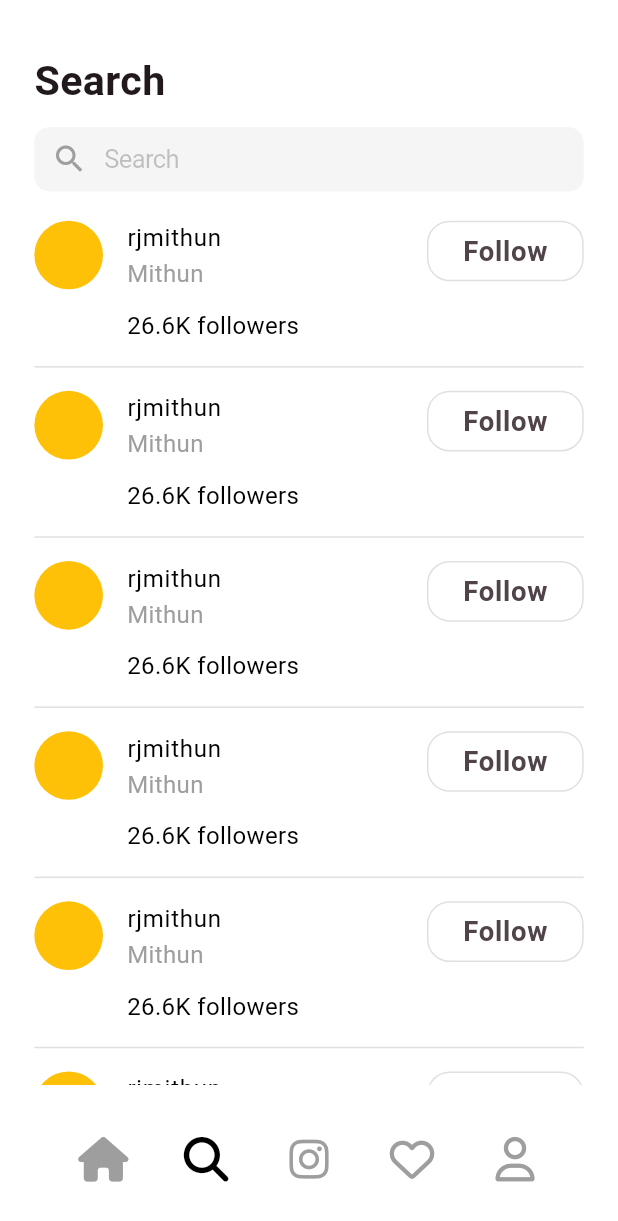
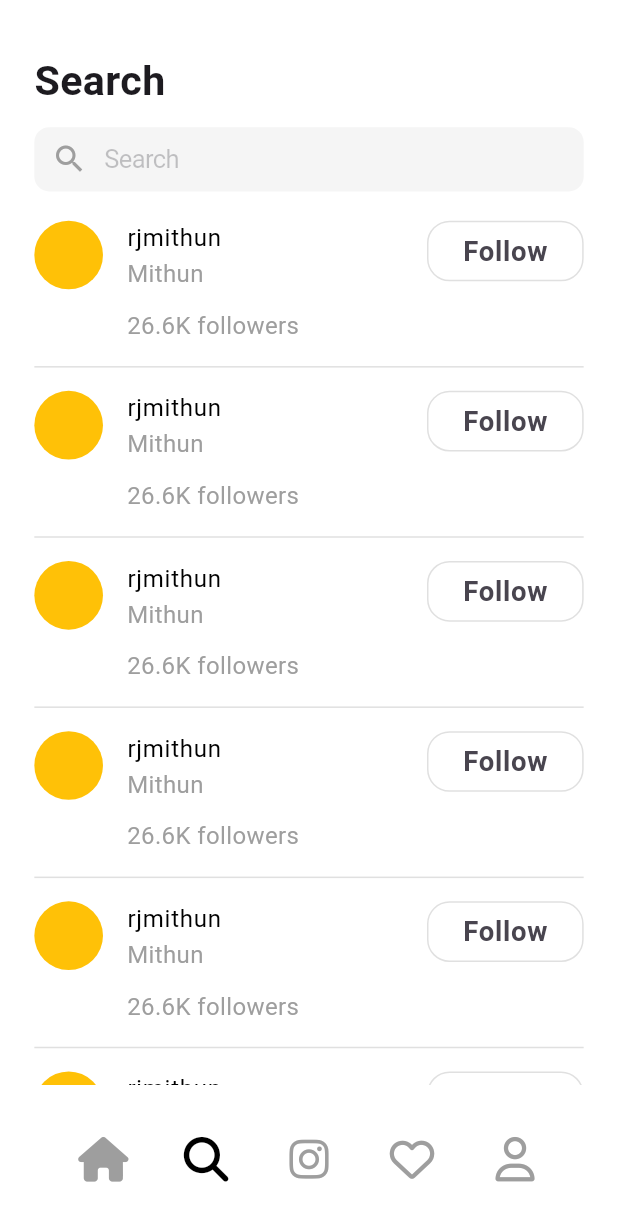
Before and after one commit to tastekim/flutter_study, a Flutter app: the screen it shows after launch, item 2 of the bottom bar chosen, on a phone screen of 412 x 824 dp. Shown: the top 1221 px of the screen. Run offline on Flutter 3.47's test engine with Material 2 defaults, Android fonts, the phone set to English and light mode, and no system bars; our stand-ins replace font_awesome_flutter, image_picker, pin_code_fields; missing offline and left inert: gif_view; network calls fail.

Commit message:
0910 - 과제제출

```diff
--- a/challenge0828/lib/main.dart
+++ b/challenge0828/lib/main.dart
@@ -15,9 +15,11 @@ class MyApp extends StatelessWidget {
     return MaterialApp(
       title: 'Flutter Demo',
       theme: ThemeData(
-        colorScheme: ColorScheme.fromSeed(seedColor: const Color(0xff1d1a1b)),
+        primaryColorDark: Colors.white,
+        primaryColor: Colors.black,
         useMaterial3: true,
       ),
+      darkTheme: ThemeData.dark(useMaterial3: true),
       home: const Home(),
     );
   }
--- /dev/null
+++ b/challenge0828/lib/util/theme_mode.dart
@@ -0,0 +1,16 @@
+import 'package:flutter/material.dart';
+
+class ChangeThemeMode {
+  ChangeThemeMode({
+    required this.ctx,
+  });
+  final ThemeData ctx;
+
+  Color fontSwitch() {
+    return ctx.brightness == Brightness.light ? Colors.black : Colors.white;
+  }
+
+  Color bgSwitch() {
+    return ctx.brightness == Brightness.light ? Colors.white : Colors.black;
+  }
+}
--- a/challenge0828/lib/view/home.dart
+++ b/challenge0828/lib/view/home.dart
@@ -1,6 +1,7 @@
 import 'dart:io';
 
 import 'package:challenge0828/util/size.dart';
+import 'package:challenge0828/util/theme_mode.dart';
 import 'package:challenge0828/view/notificate_page.dart';
 import 'package:challenge0828/view/post_page.dart';
 import 'package:challenge0828/view/profile_page.dart';
@@ -102,6 +103,7 @@ class _HomeState extends State<Home> {
 
   /// 게시글 작성 바텀시트
   void onBottomSheet() {
+    ChangeThemeMode mode = ChangeThemeMode(ctx: Theme.of(context));
     showModalBottomSheet(
       isScrollControlled: true,
       useSafeArea: true,
@@ -110,8 +112,10 @@ class _HomeState extends State<Home> {
         SizeConfig size = SizeConfig(context);
 
         return Scaffold(
+          backgroundColor: mode.bgSwitch(),
           extendBody: true,
           appBar: AppBar(
+            backgroundColor: mode.bgSwitch(),
             toolbarHeight: size.width(50),
             leadingWidth: size.width(80),
             bottom: PreferredSize(
@@ -131,6 +135,7 @@ class _HomeState extends State<Home> {
                   style: TextStyle(
                     fontSize: size.width(14),
                     fontWeight: FontWeight.w600,
+                    color: mode.fontSwitch(),
                   ),
                 ),
               ),
@@ -140,6 +145,7 @@ class _HomeState extends State<Home> {
               style: TextStyle(
                 fontSize: size.width(17),
                 fontWeight: FontWeight.bold,
+                color: mode.fontSwitch(),
               ),
             ),
           ),
@@ -212,7 +218,7 @@ class _HomeState extends State<Home> {
                                           Text(
                                             'pubity',
                                             style: TextStyle(
-                                              color: Colors.black,
+                                              color: mode.fontSwitch(),
                                               fontSize: size.width(14),
                                               fontWeight: FontWeight.w600,
                                             ),
@@ -222,12 +228,18 @@ class _HomeState extends State<Home> {
                                           ),
                                           FaIcon(
                                             FontAwesomeIcons.circleCheck,
+                                            color: mode
+                                                .fontSwitch(),
                                             size: size.width(12),
                                           )
                                         ],
                                       ),
                                       SizedBox(
                                         child: TextFormField(
+                                          style: TextStyle(
+                                            color: mode
+                                                .fontSwitch(),
+                                          ),
                                           controller: _textEditingController,
                                           focusNode: _focusNode,
                                           onTapOutside: (event) {
@@ -326,14 +338,18 @@ class _HomeState extends State<Home> {
                 Align(
                   alignment: Alignment.bottomCenter,
                   child: Container(
-                    decoration: const BoxDecoration(
-                      color: Colors.white,
+                    decoration: BoxDecoration(
+                      color: mode.bgSwitch(),
                     ),
                     padding: EdgeInsets.all(size.width(10)),
                     child: Row(
                       mainAxisAlignment: MainAxisAlignment.spaceBetween,
                       children: [
-                        const Text('Anyone can reply'),
+                        Text(
+                          'Anyone can reply',
+                          style: TextStyle(
+                              color: mode.fontSwitch()),
+                        ),
                         Text(
                           'Post',
                           style: TextStyle(
@@ -359,14 +375,13 @@ class _HomeState extends State<Home> {
   @override
   Widget build(BuildContext context) {
     SizeConfig size = SizeConfig(context);
-    double maxWidth = MediaQuery.of(context).size.width;
-    double maxHeight = MediaQuery.of(context).size.height;
+    ChangeThemeMode mode = ChangeThemeMode(ctx: Theme.of(context));
 
     return DefaultTabController(
       initialIndex: 0,
       length: 5,
       child: Scaffold(
-        backgroundColor: Colors.white,
+        backgroundColor: mode.bgSwitch(),
         body: TabBarView(
           children: [
             PostPage(size: size),
@@ -397,27 +412,27 @@ class _HomeState extends State<Home> {
           tabs: [
             FaIcon(
               FontAwesomeIcons.house,
-              color: currentPage == 0 ? Colors.black : Colors.grey,
+              color: currentPage == 0 ? mode.fontSwitch() : Colors.grey,
               size: size.width(26),
             ),
             FaIcon(
               FontAwesomeIcons.magnifyingGlass,
-              color: currentPage == 1 ? Colors.black : Colors.grey,
+              color: currentPage == 1 ? mode.fontSwitch() : Colors.grey,
               size: size.width(26),
             ),
             FaIcon(
               FontAwesomeIcons.instagram,
-              color: currentPage == 2 ? Colors.black : Colors.grey,
+              color: currentPage == 2 ? mode.fontSwitch() : Colors.grey,
               size: size.width(26),
             ),
             FaIcon(
               FontAwesomeIcons.heart,
-              color: currentPage == 3 ? Colors.black : Colors.grey,
+              color: currentPage == 3 ? mode.fontSwitch() : Colors.grey,
               size: size.width(26),
             ),
             FaIcon(
               FontAwesomeIcons.user,
-              color: currentPage == 4 ? Colors.black : Colors.grey,
+              color: currentPage == 4 ? mode.fontSwitch() : Colors.grey,
               size: size.width(26),
             ),
           ],
--- a/challenge0828/lib/view/post_page.dart
+++ b/challenge0828/lib/view/post_page.dart
@@ -1,5 +1,5 @@
-
 import 'package:challenge0828/util/size.dart';
+import 'package:challenge0828/util/theme_mode.dart';
 import 'package:flutter/material.dart';
 
 import 'widgets/post.dart';
@@ -14,6 +14,7 @@ class PostPage extends StatelessWidget {
 
   @override
   Widget build(BuildContext context) {
+    ChangeThemeMode mode = ChangeThemeMode(ctx: Theme.of(context));
     return SafeArea(
       child: SingleChildScrollView(
         child: Column(
@@ -25,6 +26,7 @@ class PostPage extends StatelessWidget {
               children: [
                 Image.asset(
                   'assets/images/thread_logo.png',
+                  color: mode.fontSwitch(),
                   width: size.width(70),
                   height: size.width(70),
                 ),
--- a/challenge0828/lib/view/search_page.dart
+++ b/challenge0828/lib/view/search_page.dart
@@ -1,4 +1,5 @@
 import 'package:challenge0828/util/size.dart';
+import 'package:challenge0828/util/theme_mode.dart';
 import 'package:challenge0828/view/widgets/search_list_tile.dart';
 import 'package:flutter/cupertino.dart';
 import 'package:flutter/material.dart';
@@ -14,7 +15,9 @@ class _SearchPageState extends State<SearchPage> {
   final ScrollController _controller = ScrollController();
   @override
   Widget build(BuildContext context) {
+    ChangeThemeMode mode = ChangeThemeMode(ctx: Theme.of(context));
     SizeConfig size = SizeConfig(context);
+
     return SafeArea(
       child: Padding(
         padding: EdgeInsets.only(
--- a/challenge0828/lib/view/widgets/search_list_tile.dart
+++ b/challenge0828/lib/view/widgets/search_list_tile.dart
@@ -1,4 +1,5 @@
 import 'package:challenge0828/util/size.dart';
+import 'package:challenge0828/util/theme_mode.dart';
 import 'package:flutter/material.dart';
 
 class SearchListTile extends StatelessWidget {
@@ -16,6 +17,8 @@ class SearchListTile extends StatelessWidget {
 
   @override
   Widget build(BuildContext context) {
+    ChangeThemeMode mode = ChangeThemeMode(ctx: Theme.of(context));
+
     return ListTile(
       titleAlignment: ListTileTitleAlignment.top,
       contentPadding: EdgeInsets.zero,
@@ -31,7 +34,7 @@ class SearchListTile extends StatelessWidget {
       title: Text(
         title,
         style: TextStyle(
-          color: Colors.black,
+          color: mode.fontSwitch(),
           fontSize: size.width(14),
         ),
       ),
@@ -51,7 +54,7 @@ class SearchListTile extends StatelessWidget {
           Text(
             '${followers}K followers',
             style: TextStyle(
-              color: Colors.black,
+              color: Colors.grey,
               fontSize: size.width(14),
             ),
           ),
```
Also changed, not shown: challenge0828/lib/view/notificate_page.dart (+8 -5 lines), challenge0828/lib/view/profile_page.dart (+27 -9 lines), challenge0828/lib/view/widgets/notificate_tab_item.dart (+5 -2 lines), challenge0828/lib/view/widgets/post.dart (+30 -10 lines).
